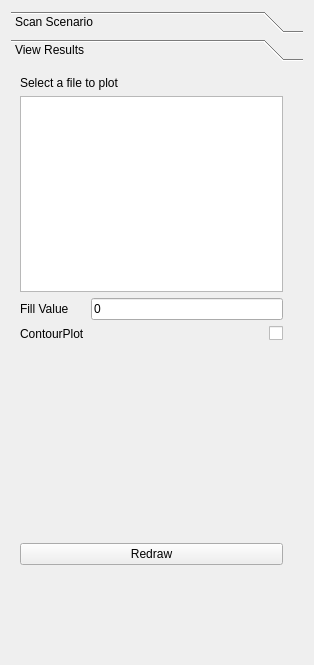
The window that ui/Widgets_ViewScenario.ui (ComNets/openwns-wrowser) describes before a commit, drawn with Qt 5.
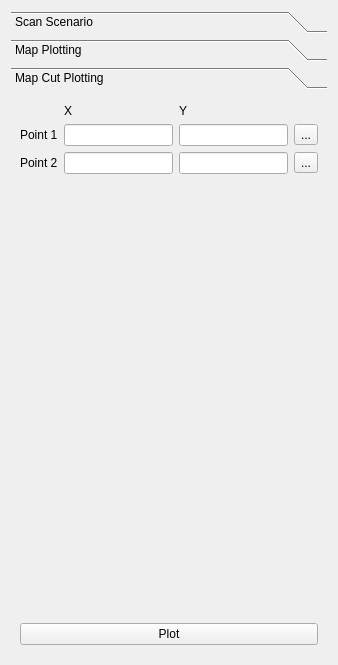
The same window after the commit. The open tabs and pages were chosen to show the change.

Commit message: You can now plot an arbitrary cut along a line through the XY-plane

What changed in the file:
```diff
--- a/ui/Widgets_ViewScenario.ui
+++ b/ui/Widgets_ViewScenario.ui
@@ -5,7 +5,7 @@
    <rect>
     <x>0</x>
     <y>0</y>
-    <width>314</width>
+    <width>338</width>
     <height>665</height>
    </rect>
   </property>
@@ -160,22 +160,13 @@
        <rect>
         <x>0</x>
         <y>0</y>
-        <width>296</width>
-        <height>583</height>
+        <width>320</width>
+        <height>551</height>
        </rect>
       </property>
       <attribute name="label" >
-       <string>View Results</string>
+       <string>Map Plotting</string>
       </attribute>
-      <widget class="QWidget" name="" >
-       <property name="geometry" >
-        <rect>
-         <x>9</x>
-         <y>9</y>
-         <width>263</width>
-         <height>489</height>
-        </rect>
-       </property>
        <layout class="QVBoxLayout" >
         <item>
          <widget class="QLabel" name="resultFileLabel" >
@@ -212,7 +203,7 @@
           <item row="1" column="0" >
            <widget class="QLabel" name="label_4" >
             <property name="text" >
-             <string>ContourPlot</string>
+            <string>Draw contour plot</string>
             </property>
            </widget>
           </item>
@@ -250,6 +241,99 @@
         </item>
        </layout>
       </widget>
+     <widget class="QWidget" name="page" >
+      <attribute name="label" >
+       <string>Map Cut Plotting</string>
+      </attribute>
+      <layout class="QVBoxLayout" >
+       <item>
+        <layout class="QGridLayout" >
+         <item row="0" column="1" >
+          <widget class="QLabel" name="label_7" >
+           <property name="text" >
+            <string>X</string>
+           </property>
+          </widget>
+         </item>
+         <item row="0" column="2" >
+          <widget class="QLabel" name="label_8" >
+           <property name="text" >
+            <string>Y</string>
+           </property>
+          </widget>
+         </item>
+         <item row="1" column="0" >
+          <widget class="QLabel" name="label_5" >
+           <property name="text" >
+            <string>Point 1</string>
+           </property>
+          </widget>
+         </item>
+         <item row="1" column="1" >
+          <widget class="QLineEdit" name="x1LineEdit" />
+         </item>
+         <item row="1" column="2" >
+          <widget class="QLineEdit" name="y1LineEdit" />
+         </item>
+         <item row="1" column="3" >
+          <widget class="QToolButton" name="p1PickerButton" >
+           <property name="text" >
+            <string>...</string>
+           </property>
+           <property name="checkable" >
+            <bool>true</bool>
+           </property>
+           <property name="checked" >
+            <bool>false</bool>
+           </property>
+          </widget>
+         </item>
+         <item row="2" column="0" >
+          <widget class="QLabel" name="label_6" >
+           <property name="text" >
+            <string>Point 2</string>
+           </property>
+          </widget>
+         </item>
+         <item row="2" column="1" >
+          <widget class="QLineEdit" name="x2LineEdit" />
+         </item>
+         <item row="2" column="2" >
+          <widget class="QLineEdit" name="y2LineEdit" />
+         </item>
+         <item row="2" column="3" >
+          <widget class="QToolButton" name="p2PickerButton" >
+           <property name="text" >
+            <string>...</string>
+           </property>
+           <property name="checkable" >
+            <bool>true</bool>
+           </property>
+          </widget>
+         </item>
+        </layout>
+       </item>
+       <item>
+        <spacer>
+         <property name="orientation" >
+          <enum>Qt::Vertical</enum>
+         </property>
+         <property name="sizeHint" >
+          <size>
+           <width>20</width>
+           <height>40</height>
+          </size>
+         </property>
+        </spacer>
+       </item>
+       <item>
+        <widget class="QPushButton" name="mapCutPlotPushbutton" >
+         <property name="text" >
+          <string>Plot</string>
+         </property>
+        </widget>
+       </item>
+      </layout>
      </widget>
     </widget>
    </item>
```
Left out of the diff: 2 changed lines with no effect on the pictures. Lines whose indentation alone changed are shown as unchanged. The commit also changes 3 other files.
